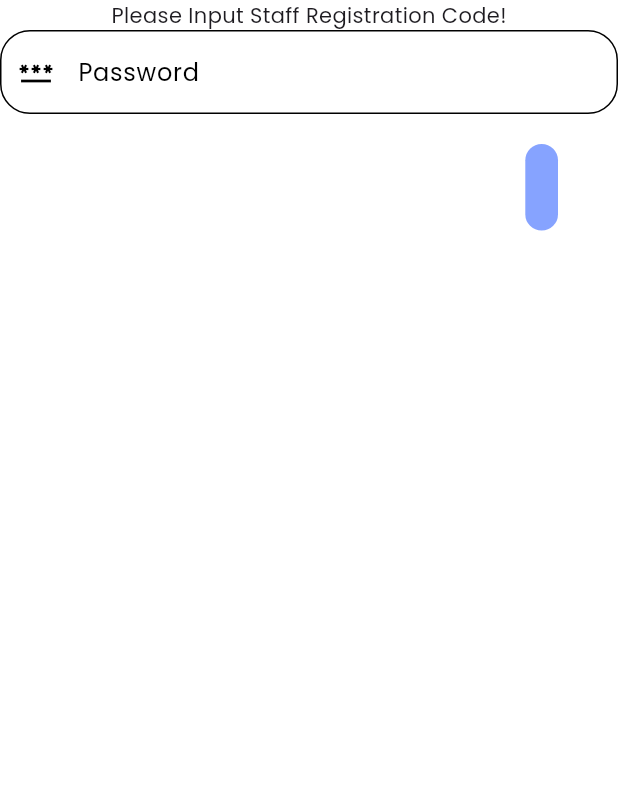
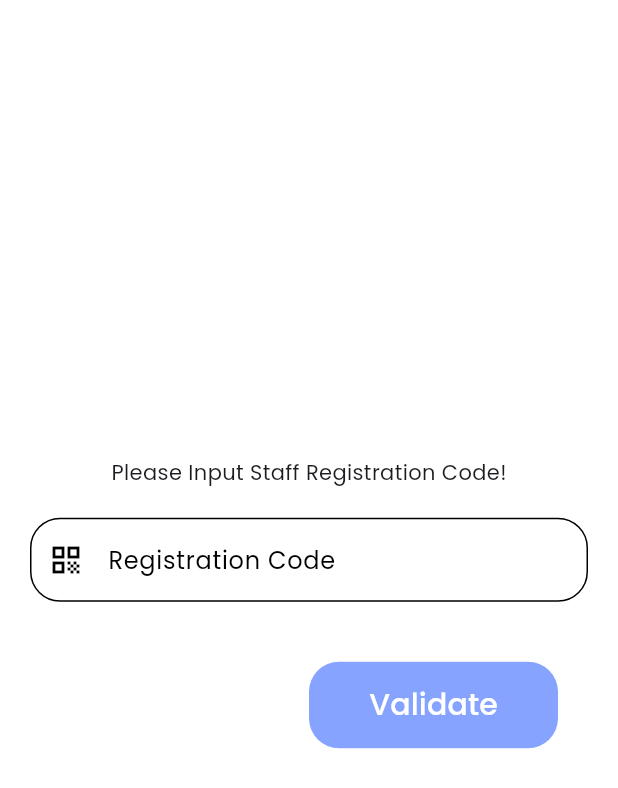
Before and after one commit to Syf-Almjd/TaskForce_HRMS, a Flutter app: the CheckRegisterPermission screen opened directly, on a phone screen of 412 x 824 dp. Shown: the top 788 px of the screen. Run offline on Flutter 3.47's test engine with Material 3 defaults, Android fonts, the light colour scheme and no system bars; our stand-ins replace bloc, cloud_firestore, device_preview, firebase_auth, firebase_core, flutter_bloc and 9 more; missing offline and left inert: dart_secure; accounts and stored records are empty; generated files the repository leaves out were written again; key blocks and very long unbroken strings in the code were emptied for the run.

```diff
--- a/lib/src/app.dart
+++ b/lib/src/app.dart
@@ -5,12 +5,12 @@ import 'package:flutter_gen/gen_l10n/app_localizations.dart';
 import 'package:taskforce_hrms/src/config/themes/theme_manager.dart';
 import 'package:taskforce_hrms/src/config/utils/managers/app_constants.dart';
 import 'package:taskforce_hrms/src/data/remote/RemoteData_cubit/RemoteData_cubit.dart';
+import 'package:taskforce_hrms/src/domain/entities/Authentication/AuthPage.dart';
 import 'package:taskforce_hrms/src/presentation/Cubits/app_localization/app_localization_cubit.dart';
 import 'package:taskforce_hrms/src/presentation/Cubits/navigation_cubit/navi_cubit.dart';
 import 'package:taskforce_hrms/src/presentation/Cubits/tabsNavi_Bloc/tabsNavigation_bloc.dart';
 
 import 'data/local/localData_cubit/local_data_cubit.dart';
-import 'domain/entities/Authentication/AuthenticationLayout.dart';
 
 class MyApp extends StatelessWidget {
   const MyApp({Key? key}) : super(key: key);
@@ -50,7 +50,7 @@ class MyApp extends StatelessWidget {
                 title: AppConstants.appTitle,
                 theme: getApplicationTheme(),
                 // darkTheme: getDarkApplicationTheme(),
-                home: const SignLayout());
+                home: const AuthPage());
           },
         ));
   }
--- a/lib/src/presentation/Modules/Authentication/Permission/check_register_permission.dart
+++ b/lib/src/presentation/Modules/Authentication/Permission/check_register_permission.dart
@@ -18,14 +18,19 @@ class _CheckRegisterPermissionState extends State<CheckRegisterPermission> {
 
   @override
   Widget build(BuildContext context) {
-    return Scaffold(
+    return Form(
+      key: formKey,
+      child: Scaffold(
         body: Column(
+          mainAxisAlignment: MainAxisAlignment.center,
+          crossAxisAlignment: CrossAxisAlignment.center,
           children: [
             const Text("Please Input Staff Registration Code!"),
-          TextFormField(
-            key: formKey,
+            Padding(
+              padding: const EdgeInsets.all(20.0),
+              child: TextFormField(
                 validator: (value) {
-              if (value!.isEmpty || value.length <= 4) {
+                  if (value!.isEmpty || value.length <= 6) {
                     showToast("Wrong Code", Colors.red, context);
                     return "Wrong Code";
                   }
@@ -33,21 +38,22 @@ class _CheckRegisterPermissionState extends State<CheckRegisterPermission> {
                 },
                 controller: code,
                 decoration: InputDecoration(
-              border:
-                  OutlineInputBorder(borderRadius: BorderRadius.circular(20)),
-              labelText: 'Password',
-              prefixIcon: const Icon(Icons.password_outlined),
+                  border: OutlineInputBorder(
+                      borderRadius: BorderRadius.circular(20)),
+                  labelText: 'Registration Code',
+                  prefixIcon: const Icon(Icons.qr_code),
+                ),
               ),
             ),
             Container(
               alignment: Alignment.bottomRight,
               padding: const EdgeInsets.all(20),
               child: loadButton(
-                textSize: 10,
+                  textSize: 20,
                   buttonElevation: 0,
                   textColor: Colors.white,
                   buttonHeight: getHeight(7, context),
-                buttonWidth: getWidth(15, context),
+                  buttonWidth: getWidth(50, context),
                   onPressed: () {
                     if (validateForm(formKey)) {
                       RemoteDataCubit.get(context)
@@ -58,6 +64,7 @@ class _CheckRegisterPermissionState extends State<CheckRegisterPermission> {
             )
           ],
         ),
+      ),
     );
   }
 }
--- a/lib/src/presentation/Modules/Tabs/ELeave/Request/eleave_request.dart
+++ b/lib/src/presentation/Modules/Tabs/ELeave/Request/eleave_request.dart
@@ -94,8 +94,6 @@ class _EleaveRequestScreenState extends State<EleaveRequestScreen> {
             child: TextField(
               controller: requestText,
               enableSuggestions: true,
-              keyboardType: TextInputType.multiline,
-              maxLines: null,
               minLines: 1,
               decoration: InputDecoration(
                   border: OutlineInputBorder(
```
Also changed, not shown: lib/src/data/remote/RemoteData_cubit/RemoteData_cubit.dart (+15 -9 lines), lib/src/presentation/Modules/Tabs/Profile/Screens/edit_profile_screen.dart (+3 -6 lines). Lines whose indentation alone changed are shown as unchanged.
